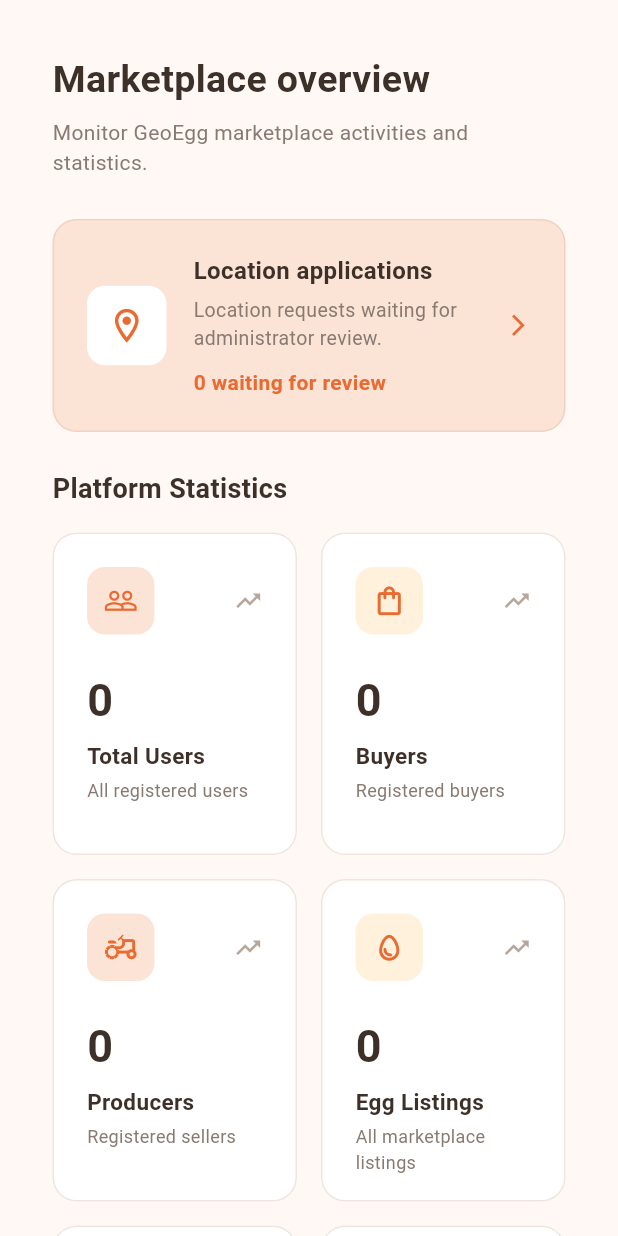
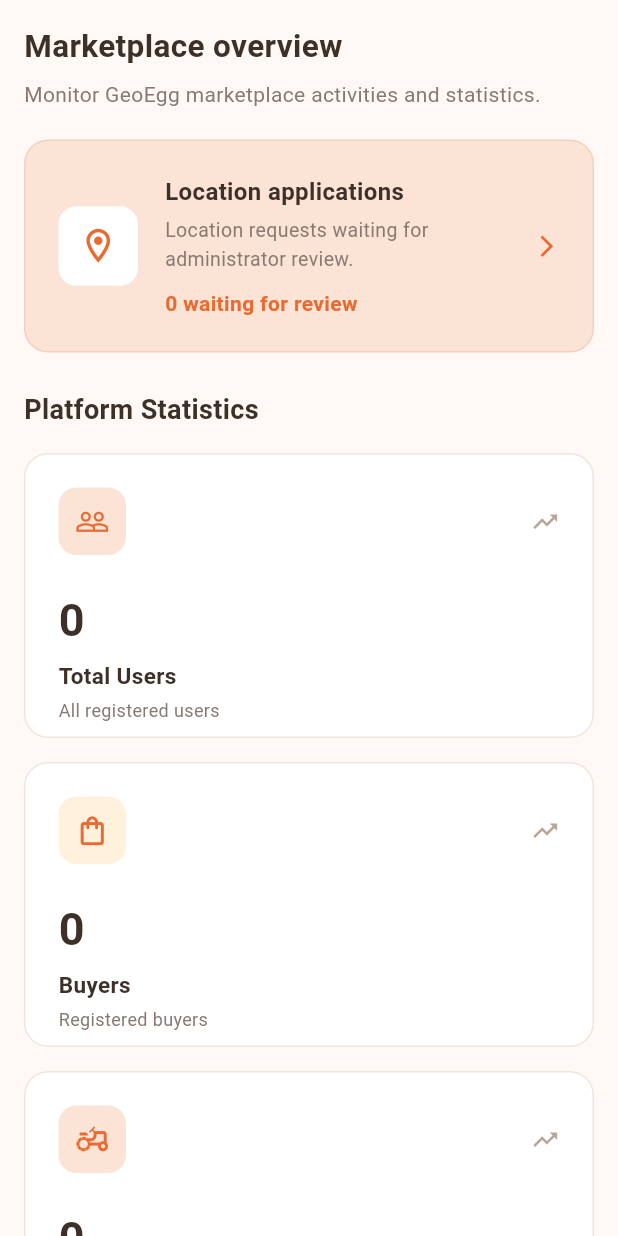
Before and after one commit to melykrisquilaton/geoegg_cavd_web, a Flutter app: the DashboardScreen widget shown alone on an empty page, opened directly, on a phone screen of 412 x 824 dp. Run offline on Flutter 3.47's test engine with Material 3 defaults, Android fonts, the phone set to English and light mode, and no system bars; our stand-ins replace image_picker, supabase_flutter; accounts and stored records are empty; network calls fail.

Commit message:
Improve CAVD web responsive layout

```diff
--- a/lib/features/dashboard/presentation/dashboard_screen.dart
+++ b/lib/features/dashboard/presentation/dashboard_screen.dart
@@ -238,17 +238,27 @@ class _DashboardScreenState extends State<DashboardScreen> {
   Widget build(BuildContext context) {
     return LayoutBuilder(
       builder: (context, constraints) {
-        final columns = constraints.maxWidth >= 1100 ? 3 : 2;
+        final availableWidth = constraints.maxWidth;
+        final columns = availableWidth >= 1100
+            ? 3
+            : availableWidth >= 560
+                ? 2
+                : 1;
+        final pagePadding = availableWidth < 560
+            ? 16.0
+            : availableWidth < 900
+                ? 22.0
+                : 35.0;
 
         return SingleChildScrollView(
-          padding: const EdgeInsets.all(35),
+          padding: EdgeInsets.all(pagePadding),
           child: Column(
             crossAxisAlignment: CrossAxisAlignment.start,
             children: [
-              const Text(
+              Text(
                 'Marketplace overview',
                 style: TextStyle(
-                  fontSize: 25,
+                  fontSize: availableWidth < 420 ? 21 : 25,
                   fontWeight: FontWeight.bold,
                   color: darkBrown,
                 ),
@@ -261,7 +271,7 @@ class _DashboardScreenState extends State<DashboardScreen> {
                   color: muted,
                 ),
               ),
-              const SizedBox(height: 28),
+              SizedBox(height: availableWidth < 560 ? 20 : 28),
               _pendingLocationCard(),
               const SizedBox(height: 25),
               const Text(
@@ -277,7 +287,7 @@ class _DashboardScreenState extends State<DashboardScreen> {
                 crossAxisCount: columns,
                 crossAxisSpacing: 16,
                 mainAxisSpacing: 16,
-                mainAxisExtent: 215,
+                mainAxisExtent: availableWidth < 560 ? 190 : 215,
                 shrinkWrap: true,
                 physics: const NeverScrollableScrollPhysics(),
                 children: [
```
Also changed, not shown: lib/features/admin_layout/presentation/admin_layout.dart (+117 -71 lines).
